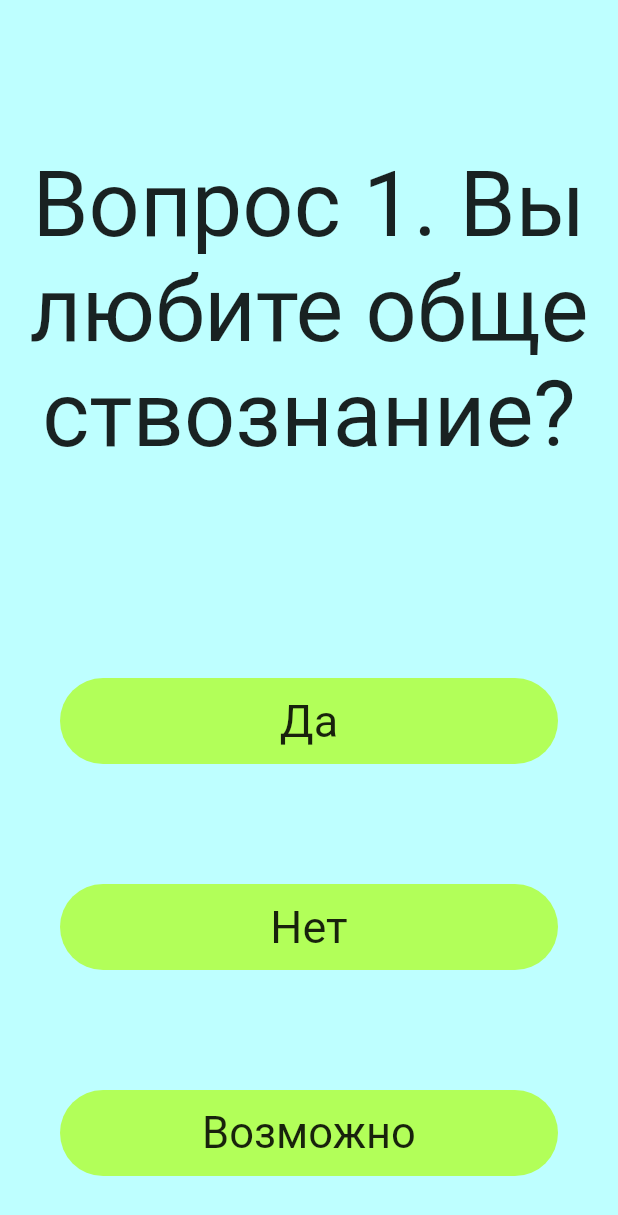
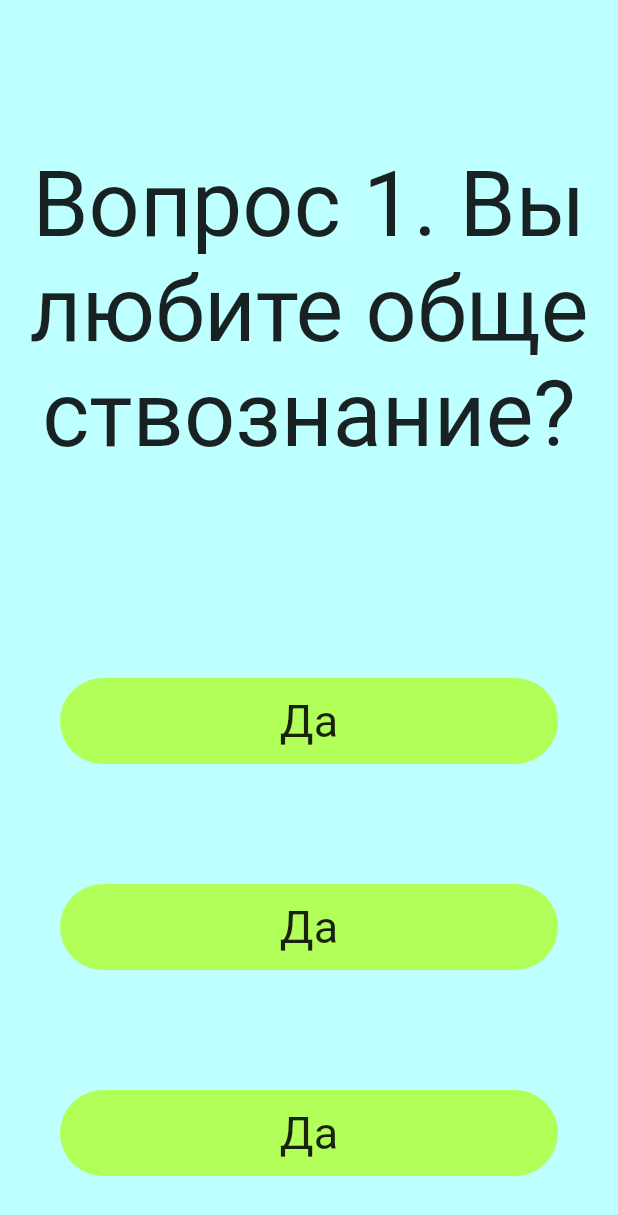
Before and after one commit to KoreshOK101/Big_Bobs_Daddy, a Flutter app: the screen it shows after launch, on a phone screen of 412 x 824 dp. Shown: the top 1215 px of the screen. Run offline on Flutter 3.47's test engine with Material 2 defaults, Android fonts, the phone set to English and light mode, and no system bars; our stand-ins replace animated_text_kit; missing offline and left inert: vk_bridge.

Commit message:
Add files via upload

```diff
--- a/lib/OtvetBiba.dart
+++ b/lib/OtvetBiba.dart
@@ -56,10 +56,10 @@ class _OtvetBibaState extends State<OtvetBiba> with TickerProviderStateMixin {
             begin: BorderRadius.circular(1000), end: BorderRadius.circular(100))
         .animate(_containerController);
     _containerCollorAnimation =
-        ColorTween(begin: Colors.black, end: Colors.white)
+        ColorTween(begin: Color(0xFFBEFFFF), end: Colors.white)
             .animate(_containerController);
     _backgroundCollorAnimation =
-        ColorTween(begin: Colors.white, end: Colors.black)
+        ColorTween(begin: Colors.white, end: Colors.lightGreenAccent)
             .animate(_containerController);
     _containerRotationAnimation =
         Tween(begin: 0.0, end: 2.0).animate(_containerController);
--- a/lib/main.dart
+++ b/lib/main.dart
@@ -48,11 +48,11 @@ class _TestingPAGEState extends State<TestingPAGE> {
           child: Padding(
             padding: const EdgeInsets.all(8.0),
             child: Center(
-                child: Text(
+                child: Flexible(child: Text(
               quest.gettext(),
               textAlign: TextAlign.center,
               style: TextStyle(fontSize: 60),
-            )),
+            ))),
           ),
           flex: 3,
         ),
@@ -69,11 +69,11 @@ class _TestingPAGEState extends State<TestingPAGE> {
                   color: Colors.lightGreenAccent,
                 ),
                 child: Center(
-                  child: Text(
+                  child: Flexible(child: Text(
                     quest.getAnswer1(),
                     textAlign: TextAlign.center,
                     style: TextStyle(fontSize: 30),
-                  ),
+                  ),)
                 ),
               ),
             ),
@@ -92,11 +92,11 @@ class _TestingPAGEState extends State<TestingPAGE> {
                   color: Colors.lightGreenAccent,
                 ),
                 child: Center(
-                  child: Text(
-                    quest.getAnswer2(),
+                  child: Flexible(child: Text(
+                    quest.getAnswer1(),
                     textAlign: TextAlign.center,
                     style: TextStyle(fontSize: 30),
-                  ),
+                  ),)
                 ),
               ),
             ),
@@ -115,11 +115,11 @@ class _TestingPAGEState extends State<TestingPAGE> {
                   color: Colors.lightGreenAccent,
                 ),
                 child: Center(
-                  child: Text(
-                    quest.getAnswer3(),
+                  child: Flexible(child: Text(
+                    quest.getAnswer1(),
                     textAlign: TextAlign.center,
-                    style: TextStyle(fontSize: 29),
-                  ),
+                    style: TextStyle(fontSize: 30),
+                  ),)
                 ),
               ),
             ),
```
